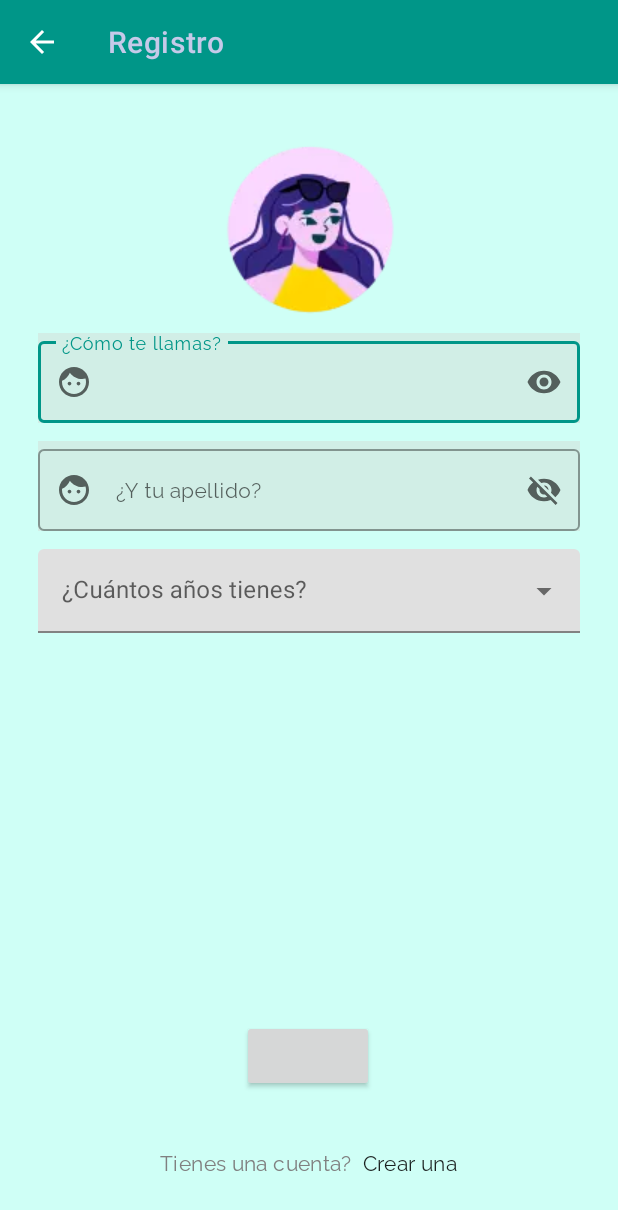
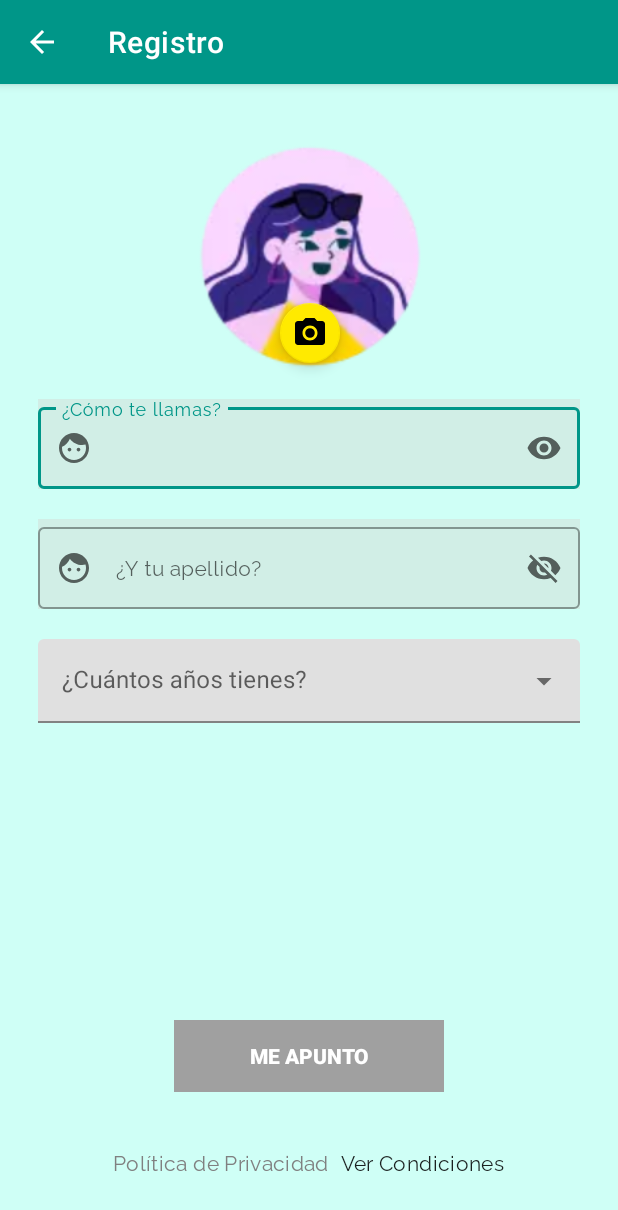
Before and after one commit to DiegoDonoso000/Travelling, an Android app: the NewAccountActivity screen opened directly, with no data from a screen before it, after a tap on an icon or button, on a phone screen of 412 x 824 dp. Shown: the top 1210 px of the screen. Run offline under Robolectric (Android 15) with nearby library versions, the phone set to English and light mode, and no system bars.

Commit message:
linkk web, getsion colores

```diff
--- a/app/src/main/AndroidManifest.xml
+++ b/app/src/main/AndroidManifest.xml
@@ -14,7 +14,8 @@
         tools:targetApi="31">
         <activity
             android:name=".NewAccountActivity"
-            android:exported="false">
+            android:exported="false"
+            >
             <meta-data
                 android:name="android.app.lib_name"
                 android:value="" />
--- a/app/src/main/java/es/travelWorld/travelling/NewAccountActivity.java
+++ b/app/src/main/java/es/travelWorld/travelling/NewAccountActivity.java
@@ -1,7 +1,18 @@
 package es.travelWorld.travelling;
 
+import androidx.activity.result.ActivityResult;
+import androidx.activity.result.ActivityResultCallback;
+import androidx.activity.result.ActivityResultLauncher;
+import androidx.activity.result.contract.ActivityResultContract;
+import androidx.activity.result.contract.ActivityResultContracts;
+import androidx.annotation.Nullable;
 import androidx.appcompat.app.AppCompatActivity;
+import androidx.appcompat.widget.AppCompatImageView;
 
+import android.app.Activity;
+import android.content.Intent;
+import android.graphics.Bitmap;
+import android.net.Uri;
 import android.os.Bundle;
 import android.text.Editable;
 import android.text.TextWatcher;
@@ -11,26 +22,34 @@ import android.view.Window;
 import android.widget.AdapterView;
 import android.widget.ArrayAdapter;
 import android.widget.AutoCompleteTextView;
+import android.widget.Toast;
 
 import es.travelWorld.travelling.databinding.ActivityNewAccountBinding;
 
 public class NewAccountActivity extends AppCompatActivity {
+    AppCompatImageView photo;
     ActivityNewAccountBinding bindingActivity;
-    boolean errCondition;
+    boolean errConditionFirstName,errConditionSurname,errConditionAge;
+    private ActivityResultLauncher<Void> phothoBitmap= registerForActivityResult(new ActivityResultContracts.TakePicturePreview(), result -> {
+        photo = findViewById(R.id.user_picture);
+        if(result!=null){
+            photo.setImageBitmap(result);
+        }
+    });
 
     @Override
     protected void onCreate(Bundle savedInstanceState) {
         super.onCreate(savedInstanceState);
         bindingActivity = ActivityNewAccountBinding.inflate(getLayoutInflater());
         Window window = this.getWindow();
-//        window.setStatusBarColor(this.getColor(R.color.background_new_account));
+        window.setStatusBarColor(this.getColor(R.color.background_new_account));
         setContentView(bindingActivity.getRoot());
         setValues();
         setListeners();
     }
 
     private void setListeners(){
-
+        bindingActivity.toolbar.setNavigationOnClickListener(view -> Toast.makeText(NewAccountActivity.this,"Boton de navegación",Toast.LENGTH_LONG).show());
         bindingActivity.accountFirstName.addTextChangedListener(new TextWatcher() {
 
             @Override
@@ -41,12 +60,18 @@ public class NewAccountActivity extends AppCompatActivity {
 
             @Override
             public void afterTextChanged(Editable editable) {
-                if (editable.toString().indexOf("@")>0 || editable.toString().indexOf("!")>0)
+                if (editable.toString().contains("@") || editable.toString().contains("!")){
                     bindingActivity.accountFirstnameLay.setError(getString(R.string.error_text_name));
+                    errConditionFirstName=true;
+                }
                 else
-                    bindingActivity.accountFirstnameLay.setError(null);
+                {   bindingActivity.accountFirstnameLay.setError(null);
+                    errConditionFirstName=false ;
+                }
+                setButtonstatus();
             }
         });
+
         bindingActivity.accountSurname.addTextChangedListener(new TextWatcher() {
 
             @Override
@@ -57,13 +82,18 @@ public class NewAccountActivity extends AppCompatActivity {
 
             @Override
             public void afterTextChanged(Editable editable) {
-                if (editable.toString().indexOf("@")>0 || editable.toString().indexOf("!")>0)
+                if (editable.toString().contains("@") || editable.toString().contains("!")) {
                     bindingActivity.accountSurnameLay.setError(getString(R.string.error_text_name));
-                else
+                    errConditionSurname=true;
+                }
+                else {
                     bindingActivity.accountSurnameLay.setError(null);
+                    errConditionSurname=false;
+                }
+                setButtonstatus();
             }
         });
-        bindingActivity.ageButton.setOnClickListener(view -> { });
+
         bindingActivity.ageGroups.addTextChangedListener(new TextWatcher() {
             @Override
             public void beforeTextChanged(CharSequence charSequence, int i, int i1, int i2) {
@@ -77,13 +107,41 @@ public class NewAccountActivity extends AppCompatActivity {
 
             @Override
             public void afterTextChanged(Editable editable) {
-                if (!editable.toString().equals("18-99") && !editable.toString().equals(""))
-                    bindingActivity.ageGroupsLayout.setError(getString(R.string.error_text_name));
-                else
+                if (!editable.toString().equals("18-99") && !editable.toString().equals("")) {
+                    bindingActivity.ageGroupsLayout.setError(getString(R.string.error_age));
+                    errConditionAge=true;
+                }
+                else {
                     bindingActivity.ageGroupsLayout.setError(null);
+                    errConditionAge= false;
+                }
+                setButtonstatus();
             }
 
         });
+
+        bindingActivity.acceptButton.setOnClickListener(view -> { });
+
+        bindingActivity.getAccountActionText.setOnClickListener(view -> openConditionsWeb("https://developers.google.com/ml-kit/terms"));
+
+        bindingActivity.floatingCameraButton.setOnClickListener(this::openCamera);
+
+    }
+
+    private void openCamera(View view) {
+        phothoBitmap.launch(null);
+    }
+    private void openConditionsWeb(String url){
+        Intent intent = new Intent(Intent.ACTION_VIEW, Uri.parse(url));
+        startActivity(intent);
+    }
+
+    private void setButtonstatus() {
+        boolean btnEnabled=!(errConditionFirstName | errConditionSurname | errConditionAge
+                | bindingActivity.accountFirstName.length()==0
+                | bindingActivity.accountSurname.length()==0
+                | bindingActivity.ageGroups.length()==0);
+        bindingActivity.acceptButton.setEnabled(btnEnabled);
     }
 
     private void setValues() {
@@ -97,4 +155,5 @@ public class NewAccountActivity extends AppCompatActivity {
         textView.setAdapter(adapter);
     }
 
+
 }
--- /dev/null
+++ b/app/src/main/res/drawable/estado_btn.xml
@@ -0,0 +1,5 @@
+<?xml version="1.0" encoding="utf-8"?>
+<selector xmlns:android="http://schemas.android.com/apk/res/android">
+    <item android:state_enabled="true" android:drawable="@color/secondaryColor"></item>
+    <item android:drawable="@color/disabled_button_color"></item>
+</selector>
--- a/app/src/main/res/layout/activity_main.xml
+++ b/app/src/main/res/layout/activity_main.xml
@@ -38,7 +38,7 @@
         android:layout_width="match_parent"
         android:layout_height="wrap_content"
         android:layout_marginHorizontal="30dp"
-        android:text="Nueva Cuenta"
+        android:text="Registro"
         app:layout_constraintStart_toStartOf="parent"
         app:layout_constraintTop_toBottomOf="@id/login_button"></androidx.appcompat.widget.AppCompatButton>
 
--- a/app/src/main/res/layout/activity_new_account.xml
+++ b/app/src/main/res/layout/activity_new_account.xml
@@ -17,48 +17,63 @@
         app:title="@string/new_account_label"
         app:navigationIcon="@drawable/ic_back"
         android:background="?attr/colorPrimary"
+        app:titleTextColor="@color/white"
         app:layout_collapseMode="pin"
         app:layout_constraintStart_toStartOf="parent"
         app:layout_constraintTop_toTopOf="parent">
     </com.google.android.material.appbar.MaterialToolbar>
     </com.google.android.material.appbar.AppBarLayout>
+
     <androidx.constraintlayout.widget.ConstraintLayout
         android:layout_width="match_parent"
         android:layout_height="match_parent"
-        app:layout_behavior="com.google.android.material.appbar.AppBarLayout$ScrollingViewBehavior"
-        >
-    <androidx.appcompat.widget.AppCompatImageView
+        app:layout_behavior="com.google.android.material.appbar.AppBarLayout$ScrollingViewBehavior">
+
+        <com.google.android.material.imageview.ShapeableImageView
             android:id="@+id/user_picture"
-        android:layout_width="wrap_content"
-        android:layout_height="wrap_content"
+            android:layout_width="150dp"
+            android:layout_height="150dp"
             android:layout_marginTop="40dp"
             android:background="@color/agua"
+            android:scaleType="centerCrop"
+            app:shapeAppearanceOverlay="@style/CircularImg"
+            app:srcCompat="@drawable/imagen_registro"
             app:layout_constraintEnd_toEndOf="parent"
             app:layout_constraintStart_toStartOf="parent"
             app:layout_constraintTop_toTopOf="parent"
-        app:srcCompat="@drawable/imagen_registro">
+        ></com.google.android.material.imageview.ShapeableImageView>
 
-    </androidx.appcompat.widget.AppCompatImageView>
+        <com.google.android.material.floatingactionbutton.FloatingActionButton
+            android:id="@+id/floating_camera_button"
+            android:layout_width="wrap_content"
+            android:layout_height="wrap_content"
+            android:contentDescription="@string/app_name"
+            app:fabSize="mini"
+            app:layout_constraintBottom_toBottomOf="@+id/user_picture"
+            app:layout_constraintEnd_toEndOf="@+id/user_picture"
+            app:layout_constraintStart_toStartOf="@+id/user_picture"
+            app:srcCompat="@drawable/ic_baseline_camera_alt_24" />
 
         <com.google.android.material.textfield.TextInputLayout
             android:id="@+id/account_firstname_lay"
             style="@style/Widget.MaterialComponents.TextInputLayout.OutlinedBox"
             android:layout_width="match_parent"
             android:layout_height="wrap_content"
-        android:background="@color/input_new_account"
             android:layout_marginHorizontal="@dimen/horizontal_margin_login_input"
             android:layout_marginTop="@dimen/top_margin_login_input"
+            android:background="@color/input_new_account"
             android:hint="@string/account_name_hint"
-        app:startIconDrawable="@drawable/ic_face"
             app:endIconMode="password_toggle"
             app:layout_constraintStart_toStartOf="parent"
-        app:layout_constraintTop_toBottomOf="@+id/user_picture">
+            app:layout_constraintTop_toBottomOf="@+id/user_picture"
+            app:startIconDrawable="@drawable/ic_face">
+
             <com.google.android.material.textfield.TextInputEditText
                 android:id="@+id/account_first_name"
                 android:layout_width="match_parent"
                 android:layout_height="wrap_content"
-            app:errorEnabled="true"
-            android:textAppearance="@style/TextAppearance.Travelling.Body2"></com.google.android.material.textfield.TextInputEditText>
+                android:textAppearance="@style/TextAppearance.Travelling.Body2"
+                app:errorEnabled="true"></com.google.android.material.textfield.TextInputEditText>
         </com.google.android.material.textfield.TextInputLayout>
 
         <com.google.android.material.textfield.TextInputLayout
@@ -70,49 +85,52 @@
             android:layout_marginTop="@dimen/top_margin_login_input"
             android:background="@color/input_new_account"
             android:hint="@string/account_surname_hint"
-        app:startIconDrawable="@drawable/ic_face"
             app:endIconMode="password_toggle"
             app:layout_constraintStart_toStartOf="parent"
-        app:layout_constraintTop_toBottomOf="@+id/account_firstname_lay">
+            app:layout_constraintTop_toBottomOf="@+id/account_firstname_lay"
+            app:startIconDrawable="@drawable/ic_face">
 
             <com.google.android.material.textfield.TextInputEditText
                 android:id="@+id/account_surname"
                 android:layout_width="match_parent"
                 android:layout_height="match_parent"
-        app:errorEnabled="true"
                 android:textAppearance="@style/TextAppearance.Travelling.Body2"
-        >
-    </com.google.android.material.textfield.TextInputEditText>
+                app:errorEnabled="true"></com.google.android.material.textfield.TextInputEditText>
         </com.google.android.material.textfield.TextInputLayout>
 
         <com.google.android.material.textfield.TextInputLayout
+            android:id="@+id/age_groups_layout"
             style="@style/Widget.MaterialComponents.TextInputLayout.FilledBox.ExposedDropdownMenu"
-        android:id="@+id/age_groups_layout"
             android:layout_width="match_parent"
             android:layout_height="wrap_content"
-        android:hint="@string/account_age_hint"
             android:layout_marginHorizontal="@dimen/horizontal_margin_login_input"
             android:layout_marginTop="@dimen/top_margin_login_input"
+            android:hint="@string/account_age_hint"
+            android:textAppearance="@style/TextAppearance.Travelling.Body2"
             app:layout_constraintStart_toStartOf="parent"
             app:layout_constraintTop_toBottomOf="@+id/account_surname_lay">
+
             <AutoCompleteTextView
                 android:id="@+id/age_groups"
                 android:layout_width="fill_parent"
                 android:layout_height="wrap_content"
-            app:errorEnabled="true"
-            ></AutoCompleteTextView>
+                app:errorEnabled="true"></AutoCompleteTextView>
         </com.google.android.material.textfield.TextInputLayout>
 
         <androidx.appcompat.widget.AppCompatButton
-            android:id="@+id/age_button"
+            android:id="@+id/accept_button"
             android:layout_width="wrap_content"
             android:layout_height="wrap_content"
             android:layout_marginBottom="36dp"
+            android:background="@drawable/estado_btn"
+            android:textColor="@color/white"
+            android:enabled="false"
+            android:paddingHorizontal="50dp"
+            android:text="@string/pointme"
+            android:textStyle="bold"
             app:layout_constraintBottom_toTopOf="@+id/login_get_account_frame"
             app:layout_constraintEnd_toEndOf="parent"
-            app:layout_constraintHorizontal_bias="0.498"
-            app:layout_constraintStart_toStartOf="parent"
-            tools:text="pointme"></androidx.appcompat.widget.AppCompatButton>
+            app:layout_constraintStart_toStartOf="parent"></androidx.appcompat.widget.AppCompatButton>
 
         <LinearLayout
             android:id="@+id/login_get_account_frame"
@@ -129,7 +147,7 @@
                 android:id="@+id/get_account_text"
                 android:layout_width="wrap_content"
                 android:layout_height="wrap_content"
-            android:text="@string/account_create_text"
+                android:text="@string/privacy_policy"
                 android:textAppearance="?appTravellingBody2Inverse"></androidx.appcompat.widget.AppCompatTextView>
 
             <androidx.appcompat.widget.AppCompatTextView
@@ -137,9 +155,11 @@
                 android:layout_width="wrap_content"
                 android:layout_height="wrap_content"
                 android:layout_marginLeft="8dp"
-            android:text="@string/account_create_action_text"
+                android:autoLink="web"
+                android:text="@string/account_create_conditions"
                 android:textAppearance="?appTravellingBody2"></androidx.appcompat.widget.AppCompatTextView>
+
         </LinearLayout>
+
     </androidx.constraintlayout.widget.ConstraintLayout>
-
 </androidx.coordinatorlayout.widget.CoordinatorLayout>
--- a/app/src/main/res/values/colors.xml
+++ b/app/src/main/res/values/colors.xml
@@ -7,6 +7,18 @@
     <color name="teal_700">#FF018786</color>
     <color name="black">#FF000000</color>
     <color name="white">#FFFFFFFF</color>
+
+    <!--Theme Colors-->
+    <color name="primaryColor">#009688</color>
+    <color name="primaryLightColor">#52c7b8</color>
+    <color name="primaryDarkColor">#1BC715</color>
+    <color name="colorAccent">#FF000000</color>
+    <color name="secondaryColor">#ffea00</color>
+    <color name="secondaryLightColor">#ffff56</color>
+    <color name="secondaryDarkColor">#c7b800</color>
+    <color name="primaryTextColor">#774242</color>
+    <color name="secondaryTextColor">#4f342c</color>
+
     <!--Travelling Colors-->
     <color name="texto_inverso">#808080</color>
     <color name="azul_claro">#CBE3FF</color>
@@ -16,26 +28,20 @@
     <color name="rosa">#FFDBF5</color>
     <color name="amarillo_claro">#FFF2AE</color>
     <color name="verde_claro">#D1EEE6</color>
+    <color name="verde_oscuro">#00695C</color>
+
     <!--Travelling Background Colors-->
     <color name="status_bar_onboarding">@color/lavanda1</color>
     <color name="status_bar_home">@color/white</color>
     <color name="status_bar_login">@color/white</color>
     <color name="status_bar_main">@color/white</color>
-    <color name="background_new_account">@color/agua</color>
+    <color name="background_new_account">@color/verde_oscuro</color>
     <color name="input_new_account">@color/verde_claro</color>
+
+    <color name="disabled_button_color">#A0A0A0</color>
 
 
 
-    <!--Theme Colors-->
-    <color name="primaryColor">#009688</color>
-    <color name="primaryLightColor">#52c7b8</color>
-    <color name="primaryDarkColor">#AF2020</color>
-    <color name="colorAccent">#FF000000</color>
-    <color name="secondaryColor">#ffea00</color>
-    <color name="secondaryLightColor">#ffff56</color>
-    <color name="secondaryDarkColor">#c7b800</color>
-    <color name="primaryTextColor">#774242</color>
-    <color name="secondaryTextColor">#4f342c</color>
 
 
 </resources>
--- a/app/src/main/res/values/dimen.xml
+++ b/app/src/main/res/values/dimen.xml
@@ -1,5 +1,5 @@
 <?xml version="1.0" encoding="utf-8"?>
 <resources>
     <dimen name="horizontal_margin_login_input">25dp</dimen>
-    <dimen name="top_margin_login_input">12dp</dimen>
+    <dimen name="top_margin_login_input">20dp</dimen>
 </resources>
--- a/app/src/main/res/values/strings.xml
+++ b/app/src/main/res/values/strings.xml
@@ -33,5 +33,9 @@
     <string name="account_name_hint">¿Cómo te llamas?</string>
     <string name="account_surname_hint">¿Y tu apellido?</string>
     <string name="account_age_hint">¿Cuántos años tienes?</string>
-    <string name="error_text_name">“Ups, no creo que sea correcto, revísalo</string>
+    <string name="error_text_name">Ups, no creo que sea correcto, revísalo</string>
+    <string name="error_age">Esta app no es para ti</string>
+    <string name="pointme">Me apunto</string>
+    <string name="privacy_policy">Política de Privacidad</string>
+    <string name="account_create_conditions">Ver Condiciones</string>
 </resources>
--- a/app/src/main/res/values/styles.xml
+++ b/app/src/main/res/values/styles.xml
@@ -21,7 +21,9 @@
         <item name="cornerSizeBottomLeft">30dp</item>
         <item name="cornerSizeBottomRight">30dp</item>
     </style>
-
+    <style name="CircularImg">
+        <item name="cornerSize">50%</item>
+    </style>
     <style name="btn_test1">
         <item name="android:textColor">@color/rosa</item>
         <item name="android:layout_width">wrap_content</item>
--- a/app/src/main/res/values/themes.xml
+++ b/app/src/main/res/values/themes.xml
@@ -29,5 +29,4 @@
         <item name="windowActionBar">false</item>
         <item name="windowNoTitle">true</item>
     </style>
-
 </resources>
```
Lines whose indentation alone changed are shown as unchanged.
